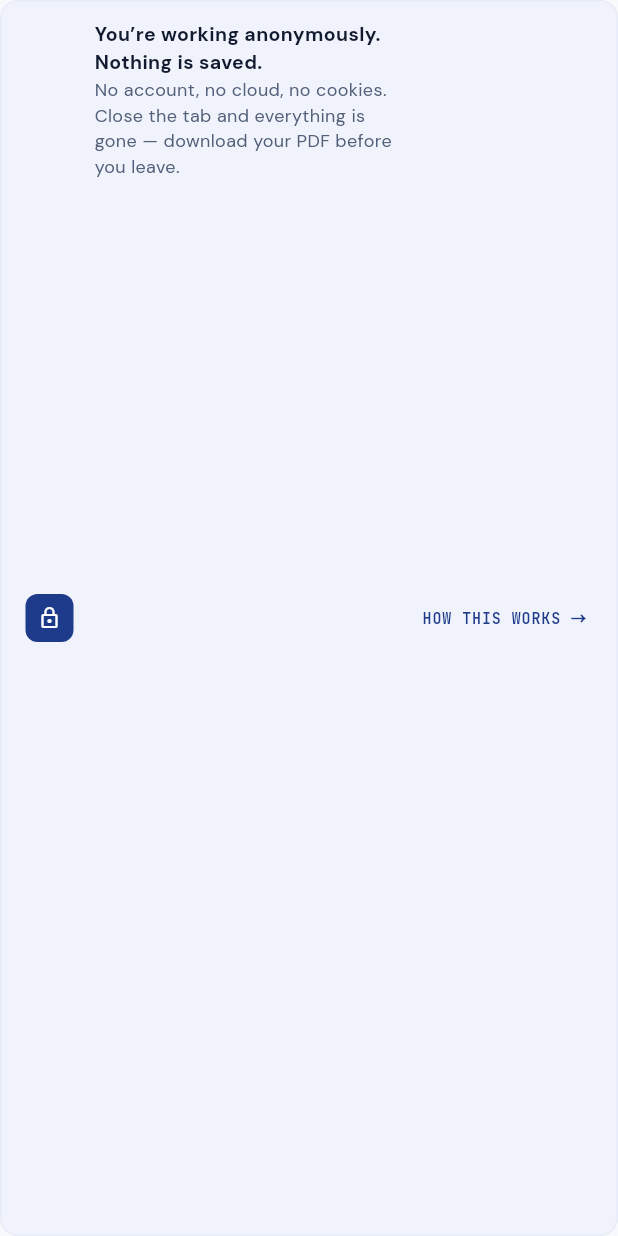
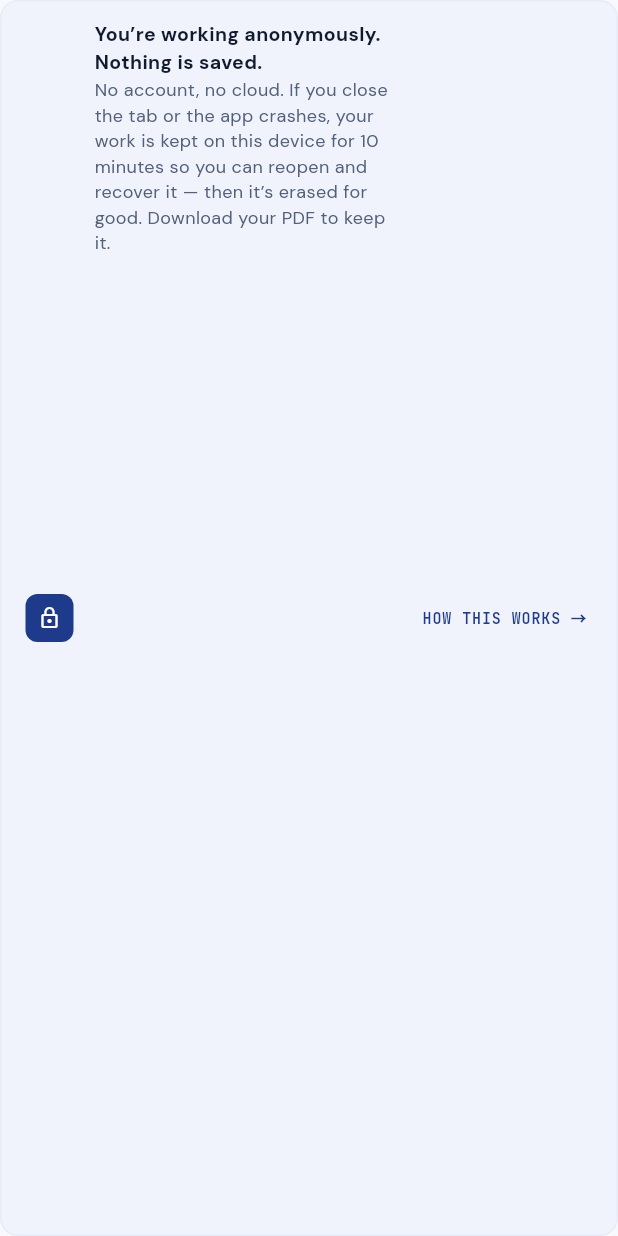
Before and after one commit to Onica5000/MHAD, a Flutter app: the _AnonBanner widget shown alone on an empty page, opened directly, on a phone screen of 412 x 824 dp. Run offline on Flutter 3.47's test engine with Material 3 defaults, Android fonts, the phone set to English and light mode, and no system bars; our stand-ins replace cross_file, drift, file_picker, flutter_contacts, flutter_local_notifications, flutter_riverpod and 13 more; missing offline and left inert: dart:js_interop, desktop_drop, encrypt, safe_device, sqlcipher_flutter_libs, sqlite3; accounts and stored records are empty; generated files the repository leaves out were written again.

Commit message:
web session: persistent while open, 10-minute recovery starting at close/crash
The crash-recovery window was inconsistent and the copy implied data vanished
the instant you closed the tab (and that only the AI key was kept).

Behaviour:
- Unify the recovery TTL at 10 minutes: DraftRecoveryService was 30 minutes;
  point it at sessionCacheTtl like WebSessionCache / PublicSessionCache.
- Add WebSessionCache.touch() + a 1-minute heartbeat in the wizard (web only)
  that refreshes the freshness timestamp while the tab is open. So the cached
  work never expires during active use; the 10-minute countdown begins from the
  last heartbeat — i.e. when the page is closed or crashes. The live in-memory
  data is always present while open regardless.

Copy: web-landing, the home Web-App warning, and the wizard exit dialog now say
the work is kept on-device for 10 minutes after you close/crash so you can
reopen and recover it, then it's erased — instead of "close the tab and
everything is gone" / "only the AI key is cached".

Co-Authored-By: Claude Opus 4.8 (1M context) <noreply@anthropic.com>

```diff
--- a/lib/ui/home/home_screen.dart
+++ b/lib/ui/home/home_screen.dart
@@ -646,10 +646,11 @@ class _PublicModeNotice extends StatelessWidget {
               isWeb
                   ? 'Your data is stored in memory only and is NOT '
                       'encrypted or saved to disk.\n\n'
-                      'Closing or refreshing the browser tab will erase '
-                      'all directive data. Your AI key is cached for '
-                      '10 minutes for crash recovery only.\n\n'
-                      'Export or print your directive before leaving.'
+                      'If you close or refresh the tab — or the app crashes — '
+                      'your work (form data and AI key) is kept on this device '
+                      'for 10 minutes so you can reopen and recover it, then '
+                      'permanently erased.\n\n'
+                      'Export or print your directive to keep a copy.'
                   : 'This is a temporary session. Your data is not '
                       'permanently stored.\n\n'
                       'If the app closes unexpectedly, you have 10 minutes '
--- a/lib/ui/home/web_landing.dart
+++ b/lib/ui/home/web_landing.dart
@@ -293,8 +293,10 @@ class _AnonBanner extends StatelessWidget {
                 ),
                 const SizedBox(height: 1),
                 Text(
-                  'No account, no cloud, no cookies. Close the tab and '
-                  'everything is gone — download your PDF before you leave.',
+                  'No account, no cloud. If you close the tab or the app '
+                  'crashes, your work is kept on this device for 10 minutes so '
+                  'you can reopen and recover it — then it’s erased for good. '
+                  'Download your PDF to keep it.',
                   style: TextStyle(
                       fontFamily: 'DM Sans',
                       fontSize: 12,
--- a/lib/ui/wizard/wizard_screen.dart
+++ b/lib/ui/wizard/wizard_screen.dart
@@ -59,6 +59,11 @@ class _WizardScreenState extends ConsumerState<WizardScreen> {
   /// freshly persisted values.
   final GlobalKey _stepKey = GlobalKey();
 
+  /// Web only: keeps the crash-recovery cache's freshness timestamp current
+  /// while the tab is open, so the 10-minute recovery window starts when the
+  /// page is closed/crashes rather than at the last step save.
+  Timer? _webCacheHeartbeat;
+
   @override
   void initState() {
     super.initState();
@@ -66,10 +71,17 @@ class _WizardScreenState extends ConsumerState<WizardScreen> {
     // editing silently loses the work. Arm the browser "leave site?" prompt
     // while the wizard is open. No-op on native (data persists).
     setUnsavedGuard(true);
+    if (kIsWeb) {
+      _webCacheHeartbeat = Timer.periodic(
+        const Duration(minutes: 1),
+        (_) => WebSessionCache.touch(),
+      );
+    }
   }
 
   @override
   void dispose() {
+    _webCacheHeartbeat?.cancel();
     setUnsavedGuard(false);
     super.dispose();
   }
@@ -499,11 +511,11 @@ class _WizardScreenState extends ConsumerState<WizardScreen> {
         title: const Text('Exit Without Saving?'),
         content: Text(
             kIsWeb
-                ? 'The web app does not save your progress permanently. '
-                  'If you leave now, your work on this step will be lost.\n\n'
-                  'Your session data is kept in memory for 10 minutes '
-                  'in case the browser closes unexpectedly, but you '
-                  'should export or print your document before leaving.'
+                ? 'The web app does not save your progress permanently.\n\n'
+                  'If you leave, close the tab, or the app crashes, your work '
+                  'is kept on this device for 10 minutes so you can reopen and '
+                  'recover it — then it’s erased. Export or print your document '
+                  'to keep a copy.'
                 : 'You are in Public Mode — your data is stored in memory '
                   'only and will be lost when the app closes.\n\n'
                   'Export or print your document before leaving. '
```
Also changed, not shown: lib/services/draft_recovery_service.dart (+6 -2 lines), lib/services/web_session_cache.dart (+16 -0 lines).
